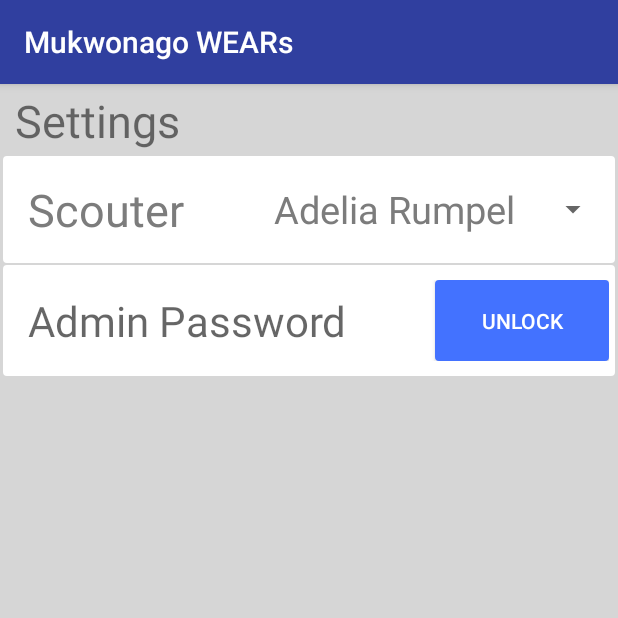
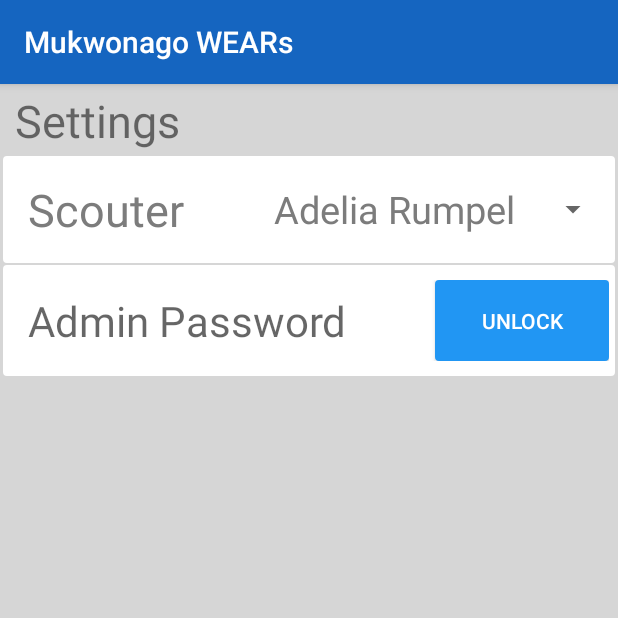
Before and after one commit to theultracorgi/FRC930_Scouting_App, an Android app: the Settings screen opened directly, with no data from a screen before it, on a phone screen of 412 x 824 dp, the top half of it. Run offline under Robolectric (Android 15) with nearby library versions, the phone set to English and light mode, and no system bars.

```diff
--- a/Watching_Extremely_Awesome_Robots/WEARs/build.gradle
+++ b/Watching_Extremely_Awesome_Robots/WEARs/build.gradle
@@ -13,6 +13,8 @@ android {
         applicationId "org.team930.bears.watching_extremely_awesome_robots"
         minSdkVersion 21
         targetSdkVersion 26
+        versionCode 0
+        versionName "0.9.3"
         testInstrumentationRunner "android.support.test.runner.AndroidJUnitRunner"
     }
     buildTypes {
--- a/Watching_Extremely_Awesome_Robots/WEARs/src/main/AndroidManifest.xml
+++ b/Watching_Extremely_Awesome_Robots/WEARs/src/main/AndroidManifest.xml
@@ -15,7 +15,6 @@
         <activity android:name=".HomeScreen">
             <intent-filter>
                 <action android:name="android.intent.action.MAIN" />
-
                 <category android:name="android.intent.category.LAUNCHER" />
             </intent-filter>
         </activity>
--- a/Watching_Extremely_Awesome_Robots/WEARs/src/main/java/org/team930/bears/watching_extremely_awesome_robots/PostMatch.java
+++ b/Watching_Extremely_Awesome_Robots/WEARs/src/main/java/org/team930/bears/watching_extremely_awesome_robots/PostMatch.java
@@ -62,7 +62,7 @@ public class PostMatch extends AppCompatActivity {
 
     public void setSubmitData(View v) {
 
-        if ((comments.getText().toString()).length() <= 10) {
+        if ((comments.getText().toString()).length() <= 10 || !comments.getText().toString().contains(" ")) {
 
             moreComments.setTitle("Make more comments");
             moreComments.setCancelable(true);
@@ -77,7 +77,7 @@ public class PostMatch extends AppCompatActivity {
             alert.show();
 
 
-        } else  {
+        } else {
 
             submit.setTitle("Submit Match Data");
             submit.setMessage("Are you sure you want to submit this data?");
--- a/Watching_Extremely_Awesome_Robots/WEARs/src/main/java/org/team930/bears/watching_extremely_awesome_robots/QRCreator.java
+++ b/Watching_Extremely_Awesome_Robots/WEARs/src/main/java/org/team930/bears/watching_extremely_awesome_robots/QRCreator.java
@@ -74,8 +74,7 @@ public class QRCreator extends AppCompatActivity {
 
             QRCodeWriter writer = new QRCodeWriter();
             try {
-
-
+                //QR Code generation {
                 BitMatrix bitMatrix = writer.encode(sendableData, BarcodeFormat.QR_CODE, 736, 736);
                 int width = bitMatrix.getWidth();
                 int height = bitMatrix.getHeight();
@@ -90,13 +89,12 @@ public class QRCreator extends AppCompatActivity {
                 e.printStackTrace();
                 Toast.makeText(getApplicationContext(), "WriterException", Toast.LENGTH_LONG).show();
             }
-
-
             border.setVisibility(View.VISIBLE);
 
             SharedPreferences.Editor SPOS = otherSettings.edit();
             SPOS.putBoolean("deleteData", true);
             SPOS.commit();
+            //QR Code Generation}
 
         } else if (showToast) {
             Toast.makeText(getApplicationContext(), "No Data", Toast.LENGTH_SHORT).show();
--- a/Watching_Extremely_Awesome_Robots/WEARs/src/main/java/org/team930/bears/watching_extremely_awesome_robots/Settings.java
+++ b/Watching_Extremely_Awesome_Robots/WEARs/src/main/java/org/team930/bears/watching_extremely_awesome_robots/Settings.java
@@ -18,14 +18,16 @@ import android.widget.TextView;
 import android.widget.Toast;
 import android.widget.ToggleButton;
 
+import java.util.Timer;
+
 import static android.app.AlertDialog.THEME_HOLO_LIGHT;
 
 public class Settings extends AppCompatActivity {
 
     Spinner scouterList;
-    LinearLayout stillEnabler, deleteBar;
+    LinearLayout stillEnabler, deleteBar, nerdStatsLayout;
     ToggleButton stillFRC;
-    Button deleteData, submitPassword;
+    Button deleteData, submitPassword, statsForNerds;
     EditText password;
     TextView revokeStill;
     ImageView disappear;
@@ -36,13 +38,15 @@ public class Settings extends AppCompatActivity {
     SharedPreferences matchData, stillEnabled, otherSettings;
     MediaPlayer Still;
     ContextThemeWrapper ctw;
-    AlertDialog.Builder delete, adminNow, noStill;
+    AlertDialog.Builder delete, adminNow, noStill, nerdStats;
+    Thread timer;
 
 
     @Override
     protected void onCreate(Bundle savedInstanceState) {
         super.onCreate(savedInstanceState);
         setContentView(R.layout.activity_settings);
+
 
         previousAttempt = 0;
         adminPassword = getResources().getInteger(R.integer.adminPassword);
@@ -51,6 +55,7 @@ public class Settings extends AppCompatActivity {
         adminNow = new AlertDialog.Builder(ctw);
         delete = new AlertDialog.Builder(ctw);
         noStill = new AlertDialog.Builder(ctw);
+        nerdStats = new AlertDialog.Builder(ctw);
 
         numMatchesStored = getString(R.string.numStoredMatches);
 
@@ -75,6 +80,10 @@ public class Settings extends AppCompatActivity {
         password = findViewById(R.id.password);
         revokeStill = findViewById(R.id.revokeStill);
         disappear = findViewById(R.id.disappearSettings);
+        nerdStatsLayout = findViewById(R.id.nerdStatsLayout);
+        statsForNerds = findViewById(R.id.statsForNerds);
+
+
 
         scouterList.setSelection(otherSettings.getInt("scouterIDNum", 0));
 
@@ -86,6 +95,9 @@ public class Settings extends AppCompatActivity {
         }
         if(stillEnabled.getBoolean("stillEnabled", false) && otherSettings.getBoolean("deleteData", false) == false) {
             disappear.setVisibility(View.GONE);
+        }
+        if(otherSettings.getBoolean("admin", false)) {
+            nerdStatsLayout.setVisibility(View.VISIBLE);
         }
         }
 
@@ -253,6 +265,30 @@ public class Settings extends AppCompatActivity {
         } else {
 
         }
+    }
+
+    public void setStatsForNerds(View v) {
+
+
+            nerdStats.setTitle("Stats For Nerds");
+            nerdStats.setMessage("CSVs Created: " + otherSettings.getInt("csvCreated", 0) + "\nQR Codes Scanned: " + otherSettings.getInt("qrScanned", 0));
+            nerdStats.setCancelable(true);
+            nerdStats.setNeutralButton(
+                    "Yeah Playa",
+                    new DialogInterface.OnClickListener() {
+                        public void onClick(DialogInterface dialog, int id) {
+                            dialog.cancel();
+
+                            Settings.this.recreate();
+
+                        }
+                    });
+
+
+
+            AlertDialog alert = nerdStats.create();
+            alert.show();
+
     }
 
     protected void onStop() {
@@ -468,6 +504,7 @@ public class Settings extends AppCompatActivity {
 
 
         }
+        SPMD.putString("scouterID", matchData.getString("scouterID", "Low'a") + ",");
 
         SharedPreferences.Editor SPOS = otherSettings.edit();
 
--- a/Watching_Extremely_Awesome_Robots/WEARs/src/main/res/layout/activity_home__screen.xml
+++ b/Watching_Extremely_Awesome_Robots/WEARs/src/main/res/layout/activity_home__screen.xml
@@ -22,7 +22,7 @@
             android:text="Main Menu"
             android:textSize="30dp"
             android:onClick="setRevokeAdmin"
-            />
+            /> <!--Main Menu-->
 
         <LinearLayout
             android:layout_width="match_parent"
--- a/Watching_Extremely_Awesome_Robots/WEARs/src/main/res/layout/activity_post_match.xml
+++ b/Watching_Extremely_Awesome_Robots/WEARs/src/main/res/layout/activity_post_match.xml
@@ -144,7 +144,7 @@
                 android:id="@+id/comments"
                 android:layout_width="match_parent"
                 android:layout_height="wrap_content"
-                android:hint="Was very fast, bad drivers, accurate etc."
+                android:hint="Very fast, bad drivers, fast cube intake, a nice haiku, etc."
                 android:padding="16dp" />
 
         </LinearLayout> <!--Comments-->
--- a/Watching_Extremely_Awesome_Robots/WEARs/src/main/res/layout/activity_settings.xml
+++ b/Watching_Extremely_Awesome_Robots/WEARs/src/main/res/layout/activity_settings.xml
@@ -126,6 +126,66 @@
             android:orientation="horizontal"
             >
             <LinearLayout
+                android:id="@+id/nerdStatsLayout"
+                android:layout_width="match_parent"
+                android:layout_height="wrap_content"
+                android:background="@drawable/rounded_corners_chunk_material"
+                android:orientation="horizontal"
+                android:paddingBottom="10dp"
+                android:paddingLeft="11dp"
+                android:paddingRight="4dp"
+                android:paddingTop="10dp"
+                android:visibility="gone"
+                >
+
+                <TextView
+                    android:layout_width="0dp"
+                    android:layout_height="fill_parent"
+                    android:layout_gravity="center"
+                    android:layout_marginRight="8dp"
+                    android:layout_weight=".7"
+                    android:background="@color/white"
+                    android:maxLines="1"
+                    android:padding="5dp"
+                    android:text="Stats for Nerds"
+                    android:textColor="@color/textMedium"
+                    android:textSize="30dp"
+                    android:visibility="visible"
+
+                    />
+
+                <Button
+                    android:id="@+id/statsForNerds"
+                    android:layout_width="0dp"
+                    android:layout_height="fill_parent"
+                    android:layout_weight=".3"
+                    android:paddingLeft="5dp"
+                    android:paddingRight="5dp"
+                    android:background="@drawable/blue_rounded_button"
+                    android:text="Show Stats"
+                    android:visibility="visible"
+                    android:textColor="@color/white"
+                    android:onClick="setStatsForNerds"
+
+                    />
+
+            </LinearLayout>
+
+        </LinearLayout> <!--Stats For Nerds-->
+
+        <ImageView
+            android:id="@+id/disappearSettings"
+            android:layout_width="match_parent"
+            android:layout_height="1dp"
+            android:background="@color/background_material"
+            />
+
+        <LinearLayout
+            android:layout_width="match_parent"
+            android:layout_height="wrap_content"
+            android:orientation="horizontal"
+            >
+            <LinearLayout
                 android:id="@+id/deleteBar"
                 android:layout_width="match_parent"
                 android:layout_height="wrap_content"
@@ -174,7 +234,6 @@
         </LinearLayout> <!--Delete le Data-->
 
         <ImageView
-            android:id="@+id/disappearSettings"
             android:layout_width="match_parent"
             android:layout_height="1dp"
             android:background="@color/background_material"
@@ -228,7 +287,6 @@
             android:layout_height="1dp"
             android:background="@color/background_material" />
 
-
     </LinearLayout>
 
 
--- a/Watching_Extremely_Awesome_Robots/WEARs/src/main/res/values/colors.xml
+++ b/Watching_Extremely_Awesome_Robots/WEARs/src/main/res/values/colors.xml
@@ -1,14 +1,14 @@
 <?xml version="1.0" encoding="utf-8"?>
 <resources>
-    <color name="colorPrimaryDark">#303f9f</color>
-    <color name="colorAccent">#303f9f</color>
-    <color name="colorPrimary">#303f9f</color>
+    <color name="colorPrimaryDark">#1565C0</color>
+    <color name="colorAccent">#01579B</color>
+    <color name="colorPrimary">#1565C0</color>
     <!--forced-->
 
-    <color name="darkBlue">#002699</color>
-    <color name="mediumBlue">#0D47A1</color>
-    <color name="lightBlue">#4372ff</color>
-    <color name="lighterBlue">#0095ff</color>
+    <color name="darkBlue">#0D47A1</color>
+    <color name="mediumBlue">#1976D2</color>
+    <color name="lightBlue">#2196F3</color>
+    <color name="lighterBlue">#64B5F6</color>
 
     <color name="divider">#c2c2c2</color>
     <color name="background_material">#d6d6d6</color>
--- a/Watching_Extremely_Awesome_Robots/WEARs/src/main/res/values/strings.xml
+++ b/Watching_Extremely_Awesome_Robots/WEARs/src/main/res/values/strings.xml
@@ -60,6 +60,6 @@
     </string-array>
     <string name="scouterListPrompt">Hu u Be?</string>
     <integer name="adminPassword">478609</integer>
-    <integer name="maxMatches">5</integer>
+    <integer name="maxMatches">6</integer>
 
 </resources>
```
Also changed, not shown: Watching_Extremely_Awesome_Robots/WEARs/src/main/java/org/team930/bears/watching_extremely_awesome_robots/AutonTeleop.java (+36 -2 lines), Watching_Extremely_Awesome_Robots/WEARs/src/main/java/org/team930/bears/watching_extremely_awesome_robots/HomeScreen.java (+10 -2 lines), Watching_Extremely_Awesome_Robots/WEARs/src/main/java/org/team930/bears/watching_extremely_awesome_robots/MasterScanner.java (+19 -5 lines), Watching_Extremely_Awesome_Robots/WEARs/src/main/java/org/team930/bears/watching_extremely_awesome_robots/PreMatch.java (+15 -2 lines), Watching_Extremely_Awesome_Robots/WEARs/src/main/java/org/team930/bears/watching_extremely_awesome_robots/ToasterOven.java (deleted, +0 -32 lines), Watching_Extremely_Awesome_Robots/WEARs/src/main/res/layout/activity_autonteleop.xml (+46 -0 lines), 1 other file.
